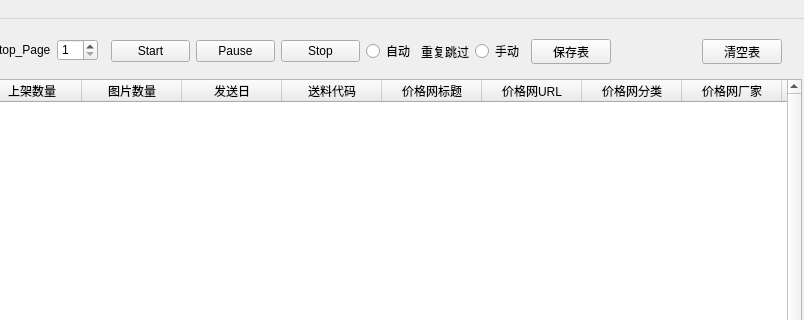
First picture: the form in 在库上架添写/kakaku_tab.ui, repository tiangtian0392/tiangtian, before the edit; both pictures show x 529 to 1333 and y 0 to 320 of the 1333 by 708 pixel window.
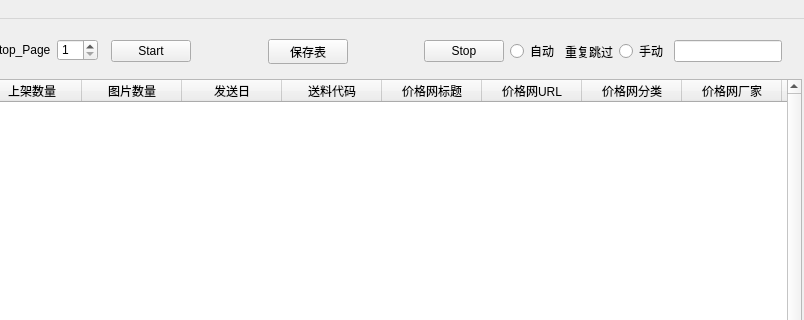
Second picture: the form after the edit.

What changed in the file:
```diff
--- a/在库上架添写/kakaku_tab.ui
+++ b/在库上架添写/kakaku_tab.ui
@@ -183,7 +183,7 @@
      <rect>
       <x>640</x>
       <y>20</y>
-      <width>413</width>
+      <width>671</width>
       <height>25</height>
      </rect>
     </property>
@@ -209,9 +209,9 @@
       </spacer>
      </item>
      <item>
-      <widget class="QPushButton" name="pause_Button">
+      <widget class="QPushButton" name="save_tab_Button">
        <property name="text">
-        <string>Pause</string>
+        <string>保存表</string>
        </property>
       </widget>
      </item>
@@ -256,44 +256,8 @@
        </property>
       </widget>
      </item>
-    </layout>
-   </widget>
-   <widget class="QWidget" name="layoutWidget">
-    <property name="geometry">
-     <rect>
-      <x>1060</x>
-      <y>20</y>
-      <width>251</width>
-      <height>25</height>
-     </rect>
-    </property>
-    <layout class="QHBoxLayout" name="horizontalLayout_3">
      <item>
-      <widget class="QPushButton" name="save_tab_Button">
-       <property name="text">
-        <string>保存表</string>
-       </property>
-      </widget>
-     </item>
-     <item>
-      <spacer name="horizontalSpacer_3">
-       <property name="orientation">
-        <enum>Qt::Horizontal</enum>
-       </property>
-       <property name="sizeHint" stdset="0">
-        <size>
-         <width>40</width>
-         <height>20</height>
-        </size>
-       </property>
-      </spacer>
-     </item>
-     <item>
-      <widget class="QPushButton" name="dell_tab_Button">
-       <property name="text">
-        <string>清空表</string>
-       </property>
-      </widget>
+      <widget class="QLineEdit" name="title_lineEdit"/>
      </item>
     </layout>
    </widget>
```
